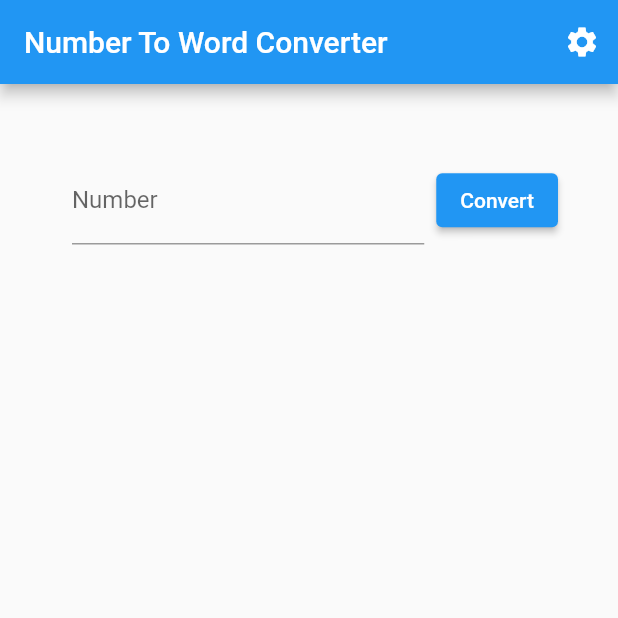
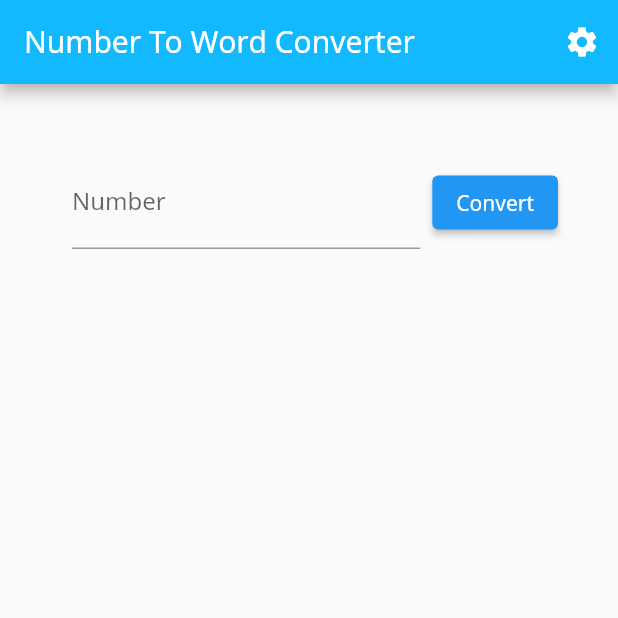
Before and after one commit to mszakacz/flutter-number-to-word, a Flutter app: the screen it shows after launch, on a phone screen of 412 x 824 dp, the top half of it. Run offline on Flutter 3.47's test engine with Material 2 defaults, Android fonts, the phone set to English and light mode, and no system bars; our stand-ins replace bloc, equatable, flutter_bloc.

Commit message:
style: add NotoSans font and use it in MaterialApp Theme

```diff
--- a/lib/app.dart
+++ b/lib/app.dart
@@ -18,8 +18,11 @@ class _AppState extends State<App> {
       child: MaterialApp(
         title: 'Flutter Demo',
         theme: ThemeData(
-          primarySwatch: Colors.blue,
-          visualDensity: VisualDensity.adaptivePlatformDensity,
+          appBarTheme: const AppBarTheme(color: Color(0xFF13B9FF)),
+          fontFamily: 'Noto Sans',
+          colorScheme: ColorScheme.fromSwatch(
+            accentColor: const Color(0xFF13B9FF),
+          ),
         ),
         onGenerateRoute: _appRouter.onGenerateRout,
       ),
```
Also changed, not shown: pubspec.yaml (+7 -53 lines), assets/fonts/NotoSans-Bold.ttf (added), assets/fonts/NotoSans-BoldItalic.ttf (added), assets/fonts/NotoSans-Italic.ttf (added), assets/fonts/NotoSans-Regular.ttf (added), pubspec.lock.
